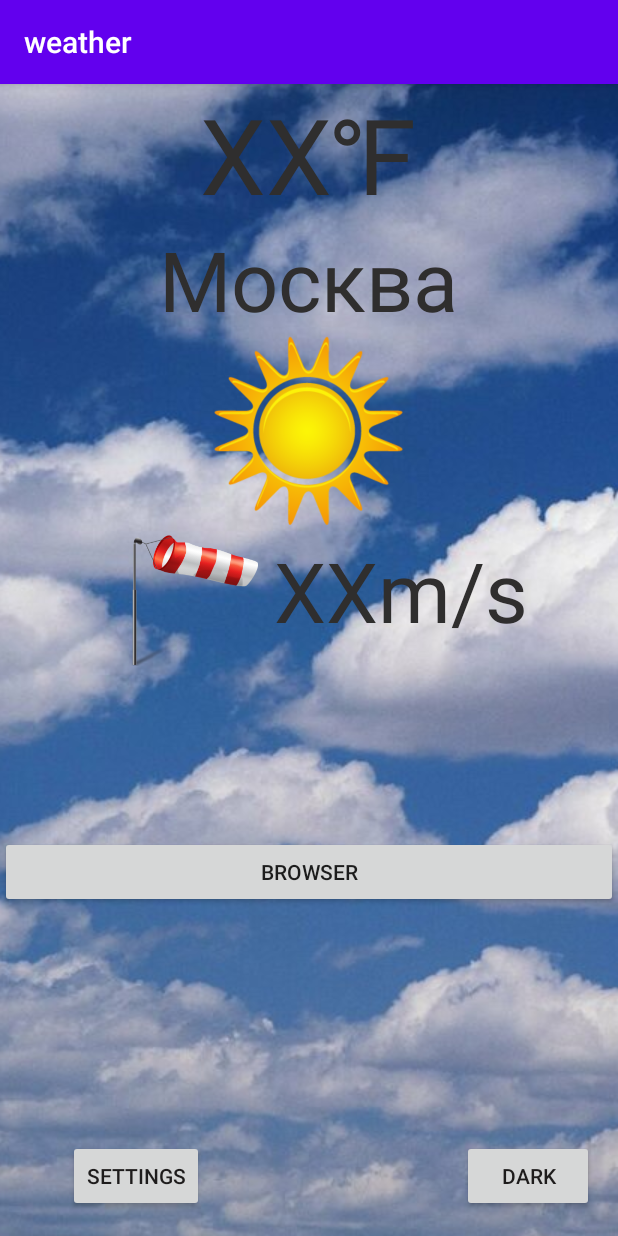
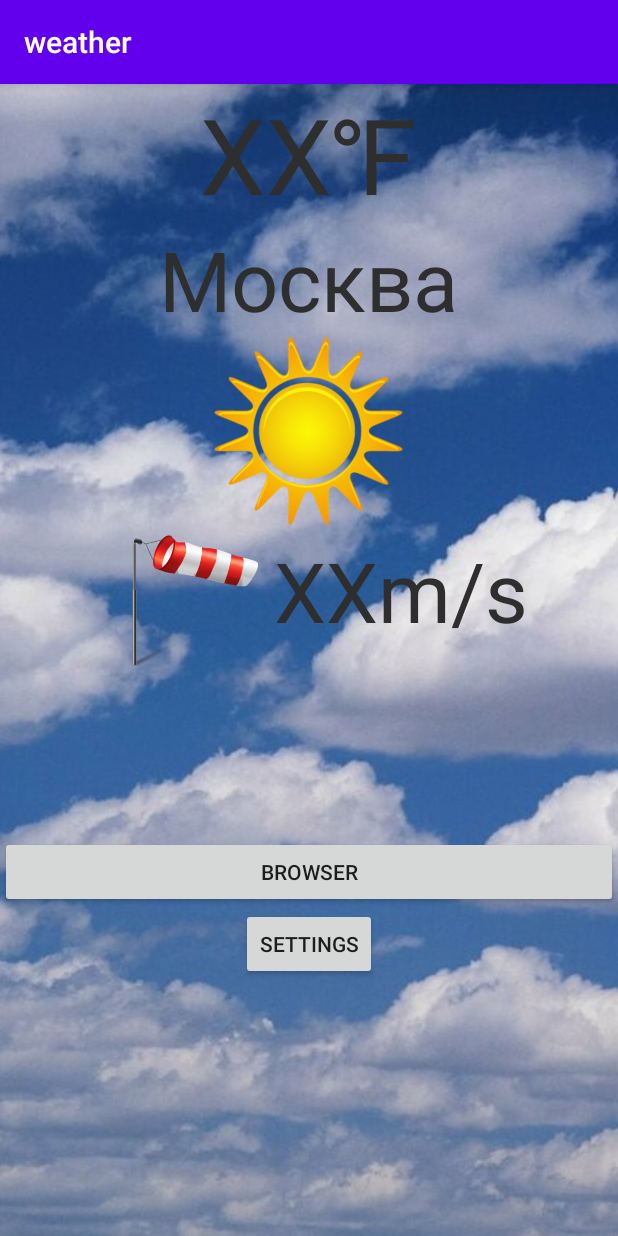
Before and after one commit to Witaliikaplun/watherL2, an Android app: the screen it shows after launch (MainActivity), on a phone screen of 412 x 824 dp. Run offline under Robolectric (Android 15) with nearby library versions, the phone set to English and light mode, and no system bars.

```diff
--- a/app/src/main/java/com/example/weather/MainActivity.java
+++ b/app/src/main/java/com/example/weather/MainActivity.java
@@ -14,7 +14,7 @@ public class MainActivity extends AppCompatActivity {
     Fragment2 fragment2;
     private static boolean switchPress = false;
     private static boolean switchSpeed = false;
-    private static   String sity = "Москва";
+    private static String sity = "Москва";
     private static int position = 0;
 
 
--- a/app/src/main/res/layout/fragment_1.xml
+++ b/app/src/main/res/layout/fragment_1.xml
@@ -159,15 +159,25 @@
         <LinearLayout
             android:layout_width="match_parent"
             android:layout_height="wrap_content"
-            android:orientation="horizontal">
+            android:orientation="vertical">
 
 
             <Button
                 android:id="@+id/buttonGo"
-                android:layout_width="0dp"
+                android:layout_width="match_parent"
                 android:layout_height="match_parent"
                 android:layout_weight="1"
                 android:text="@string/brov" />
+
+            <Button
+                android:id="@+id/button2"
+                android:layout_width="wrap_content"
+                android:layout_height="wrap_content"
+
+
+                android:layout_gravity="center"
+                android:text="@string/setBut"
+                android:textColor="#1E1C1C" />
         </LinearLayout>
 
     </LinearLayout>
@@ -177,30 +187,6 @@
         android:layout_height="match_parent"
         tools:layout_editor_absoluteY="420dp">
 
-        <Button
-            android:id="@+id/button1"
-            android:layout_width="wrap_content"
-            android:layout_height="wrap_content"
-            android:layout_gravity="end"
-
-            android:layout_marginEnd="16dp"
-            android:layout_marginBottom="16dp"
-            android:text="DARK"
-            android:textColor="#1E1C1C"
-            app:layout_constraintBottom_toBottomOf="parent"
-            app:layout_constraintEnd_toEndOf="parent" />
-
-        <Button
-            android:id="@+id/button2"
-            android:layout_width="wrap_content"
-            android:layout_height="wrap_content"
-            android:layout_gravity="end"
-
-            android:layout_marginEnd="276dp"
-            android:text="@string/setBut"
-            android:textColor="#1E1C1C"
-            app:layout_constraintBottom_toBottomOf="@+id/button1"
-            app:layout_constraintEnd_toEndOf="parent" />
     </android.support.constraint.ConstraintLayout>
 
 </android.support.constraint.ConstraintLayout>
```
Also changed, not shown: app/src/main/java/com/example/weather/Fragment2.java (+8 -6 lines), app/src/main/res/layout/fragment_2.xml (+3 -15 lines).
